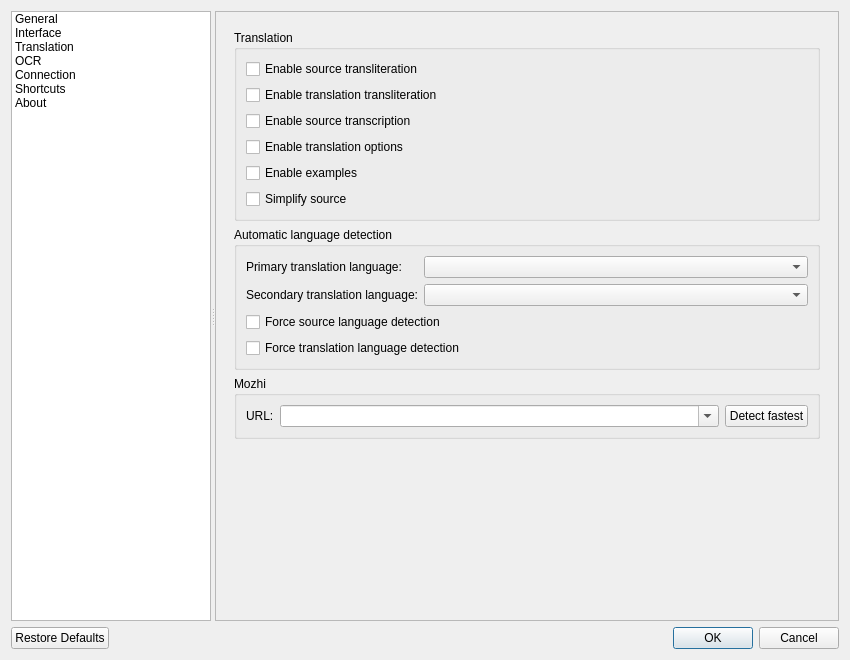
Old version of the form src/settings/settingsdialog.ui in the repository KDE/crow-translate.
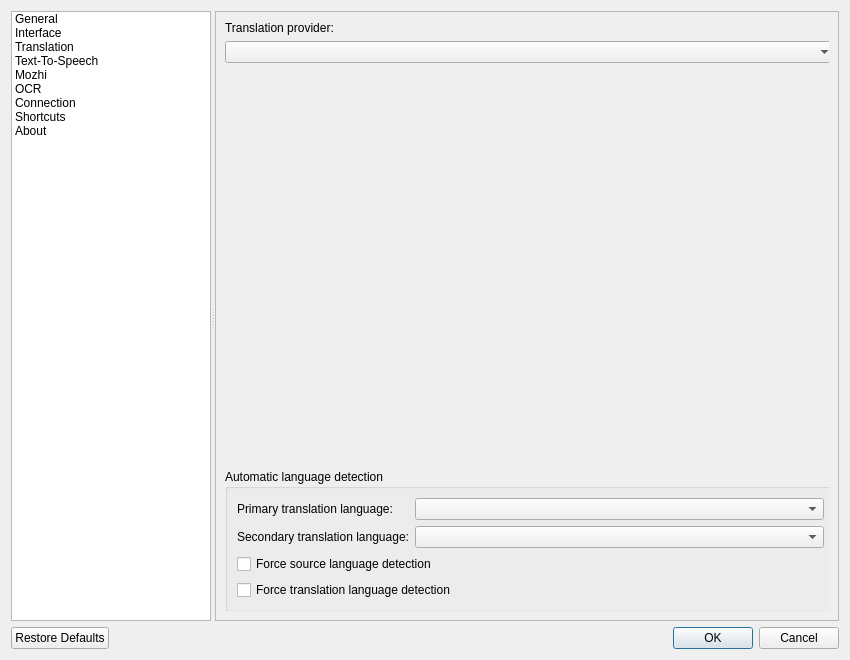
New version of the form. The open tabs and pages were chosen to show the change. Icons and pictures are not drawn. Custom widgets are drawn as their Qt base class.

Commit message: Add provider abstraction system for translation and TTS

```diff
--- a/src/settings/settingsdialog.ui
+++ b/src/settings/settingsdialog.ui
@@ -65,6 +65,22 @@
         <string>Translation</string>
        </property>
        <property name="icon">
+        <iconset theme="accessories-dictionary"/>
+       </property>
+      </item>
+      <item>
+       <property name="text">
+        <string>Text-To-Speech</string>
+       </property>
+       <property name="icon">
+        <iconset theme="audio-volume-high"/>
+       </property>
+      </item>
+      <item>
+       <property name="text">
+        <string>Mozhi</string>
+       </property>
+       <property name="icon">
         <iconset theme="preferences-desktop-locale"/>
        </property>
       </item>
@@ -618,6 +634,142 @@
            </layout>
           </widget>
           <widget class="QWidget" name="translationPage">
+           <widget class="QWidget" name="">
+            <property name="geometry">
+             <rect>
+              <x>0</x>
+              <y>0</y>
+              <width>611</width>
+              <height>591</height>
+             </rect>
+            </property>
+            <layout class="QVBoxLayout" name="verticalLayout_3">
+             <item>
+              <widget class="QLabel" name="translationProviderLabel">
+               <property name="text">
+                <string>Translation provider:</string>
+               </property>
+              </widget>
+             </item>
+             <item>
+              <widget class="QComboBox" name="translationProviderComboBox"/>
+             </item>
+             <item>
+              <spacer name="verticalSpacer">
+               <property name="orientation">
+                <enum>Qt::Vertical</enum>
+               </property>
+               <property name="sizeHint" stdset="0">
+                <size>
+                 <width>20</width>
+                 <height>40</height>
+                </size>
+               </property>
+              </spacer>
+             </item>
+             <item>
+              <widget class="QGroupBox" name="langDetectionGroupBox">
+               <property name="title">
+                <string>Automatic language detection</string>
+               </property>
+               <layout class="QFormLayout" name="formLayout_5">
+                <item row="0" column="0">
+                 <widget class="QLabel" name="primaryLangLabel">
+                  <property name="text">
+                   <string>Primary translation language:</string>
+                  </property>
+                 </widget>
+                </item>
+                <item row="0" column="1">
+                 <widget class="QComboBox" name="primaryLangComboBox">
+                  <property name="toolTip">
+                   <string>&lt;html&gt;&lt;head/&gt;&lt;body&gt;&lt;p&gt;Language to which text will be translated when autodetecting&lt;/p&gt;&lt;/body&gt;&lt;/html&gt;</string>
+                  </property>
+                 </widget>
+                </item>
+                <item row="1" column="0">
+                 <widget class="QLabel" name="secondaryLangLabel">
+                  <property name="text">
+                   <string>Secondary translation language:</string>
+                  </property>
+                 </widget>
+                </item>
+                <item row="1" column="1">
+                 <widget class="QComboBox" name="secondaryLangComboBox">
+                  <property name="toolTip">
+                   <string>&lt;html&gt;&lt;head/&gt;&lt;body&gt;&lt;p&gt;Language to which the text will be translated if it is in the language selected above&lt;/p&gt;&lt;/body&gt;&lt;/html&gt;</string>
+                  </property>
+                 </widget>
+                </item>
+                <item row="2" column="0" colspan="2">
+                 <widget class="QCheckBox" name="forceSourceAutodetectCheckBox">
+                  <property name="toolTip">
+                   <string>&lt;html&gt;&lt;head/&gt;&lt;body&gt;&lt;p&gt;Automatically switch to &lt;span style=&quot; font-style:italic;&quot;&gt;Auto&lt;/span&gt; when using OCR and global shortcuts&lt;/p&gt;&lt;/body&gt;&lt;/html&gt;</string>
+                  </property>
+                  <property name="text">
+                   <string>Force source language detection</string>
+                  </property>
+                 </widget>
+                </item>
+                <item row="3" column="0" colspan="2">
+                 <widget class="QCheckBox" name="forceTranslationAutodetectCheckBox">
+                  <property name="toolTip">
+                   <string>&lt;html&gt;&lt;head/&gt;&lt;body&gt;&lt;p&gt;Automatically switch to &lt;span style=&quot; font-style:italic;&quot;&gt;Auto&lt;/span&gt; when using OCR and global shortcuts&lt;/p&gt;&lt;/body&gt;&lt;/html&gt;</string>
+                  </property>
+                  <property name="text">
+                   <string>Force translation language detection</string>
+                  </property>
+                 </widget>
+                </item>
+               </layout>
+              </widget>
+             </item>
+            </layout>
+           </widget>
+          </widget>
+          <widget class="QWidget" name="ttsPage">
+           <property name="sizePolicy">
+            <sizepolicy hsizetype="Ignored" vsizetype="Ignored">
+             <horstretch>0</horstretch>
+             <verstretch>0</verstretch>
+            </sizepolicy>
+           </property>
+           <layout class="QVBoxLayout" name="ttsLayout">
+            <item>
+             <widget class="QGroupBox" name="ttsGroupBox">
+              <property name="title">
+               <string>Text-to-Speech</string>
+              </property>
+              <layout class="QFormLayout" name="ttsFormLayout">
+               <item row="0" column="0">
+                <widget class="QLabel" name="ttsProviderLabel">
+                 <property name="text">
+                  <string>Provider:</string>
+                 </property>
+                </widget>
+               </item>
+               <item row="0" column="1">
+                <widget class="QComboBox" name="ttsProviderComboBox"/>
+               </item>
+              </layout>
+             </widget>
+            </item>
+            <item>
+             <spacer name="ttsVerticalSpacer">
+              <property name="orientation">
+               <enum>Qt::Vertical</enum>
+              </property>
+              <property name="sizeHint" stdset="0">
+               <size>
+                <width>20</width>
+                <height>40</height>
+               </size>
+              </property>
+             </spacer>
+            </item>
+           </layout>
+          </widget>
+          <widget class="QWidget" name="mozhiPage">
            <property name="sizePolicy">
             <sizepolicy hsizetype="Ignored" vsizetype="Ignored">
              <horstretch>0</horstretch>
@@ -694,63 +846,6 @@
               </layout>
              </widget>
             </item>
-            <item>
-             <widget class="QGroupBox" name="langDetectionGroupBox">
-              <property name="title">
-               <string>Automatic language detection</string>
-              </property>
-              <layout class="QFormLayout" name="formLayout_5">
-               <item row="0" column="0">
-                <widget class="QLabel" name="primaryLangLabel">
-                 <property name="text">
-                  <string>Primary translation language:</string>
-                 </property>
-                </widget>
-               </item>
-               <item row="0" column="1">
-                <widget class="QComboBox" name="primaryLangComboBox">
-                 <property name="toolTip">
-                  <string>&lt;html&gt;&lt;head/&gt;&lt;body&gt;&lt;p&gt;Language to which text will be translated when autodetecting&lt;/p&gt;&lt;/body&gt;&lt;/html&gt;</string>
-                 </property>
-                </widget>
-               </item>
-               <item row="1" column="0">
-                <widget class="QLabel" name="secondaryLangLabel">
-                 <property name="text">
-                  <string>Secondary translation language:</string>
-                 </property>
-                </widget>
-               </item>
-               <item row="1" column="1">
-                <widget class="QComboBox" name="secondaryLangComboBox">
-                 <property name="toolTip">
-                  <string>&lt;html&gt;&lt;head/&gt;&lt;body&gt;&lt;p&gt;Language to which the text will be translated if it is in the language selected above&lt;/p&gt;&lt;/body&gt;&lt;/html&gt;</string>
-                 </property>
-                </widget>
-               </item>
-               <item row="2" column="0" colspan="2">
-                <widget class="QCheckBox" name="forceSourceAutodetectCheckBox">
-                 <property name="toolTip">
-                  <string>&lt;html&gt;&lt;head/&gt;&lt;body&gt;&lt;p&gt;Automatically switch to &lt;span style=&quot; font-style:italic;&quot;&gt;Auto&lt;/span&gt; when using OCR and global shortcuts&lt;/p&gt;&lt;/body&gt;&lt;/html&gt;</string>
-                 </property>
-                 <property name="text">
-                  <string>Force source language detection</string>
-                 </property>
-                </widget>
-               </item>
-               <item row="3" column="0" colspan="2">
-                <widget class="QCheckBox" name="forceTranslationAutodetectCheckBox">
-                 <property name="toolTip">
-                  <string>&lt;html&gt;&lt;head/&gt;&lt;body&gt;&lt;p&gt;Automatically switch to &lt;span style=&quot; font-style:italic;&quot;&gt;Auto&lt;/span&gt; when using OCR and global shortcuts&lt;/p&gt;&lt;/body&gt;&lt;/html&gt;</string>
-                 </property>
-                 <property name="text">
-                  <string>Force translation language detection</string>
-                 </property>
-                </widget>
-               </item>
-              </layout>
-             </widget>
-            </item>
             <item>
              <widget class="QGroupBox" name="mozhiGroupBox">
               <property name="title">
```
Left out of the diff: 38 changed lines with no effect on the pictures. The commit also changes 71 other files.
